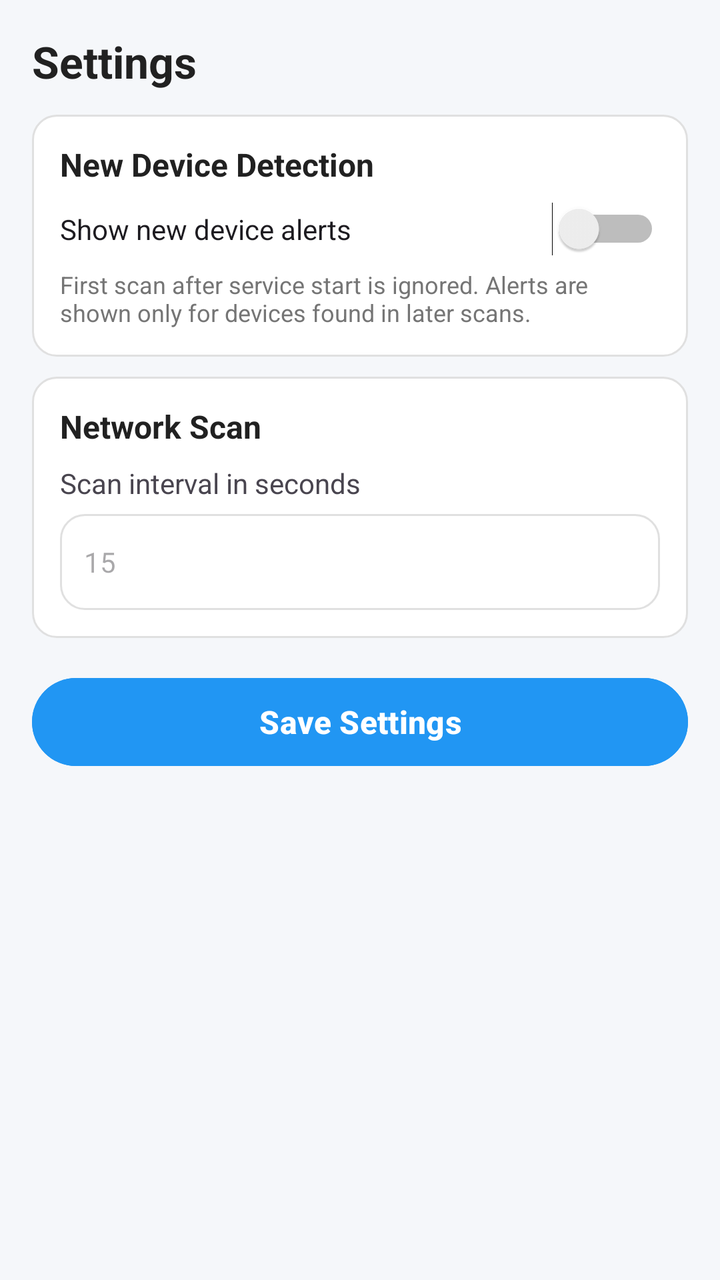
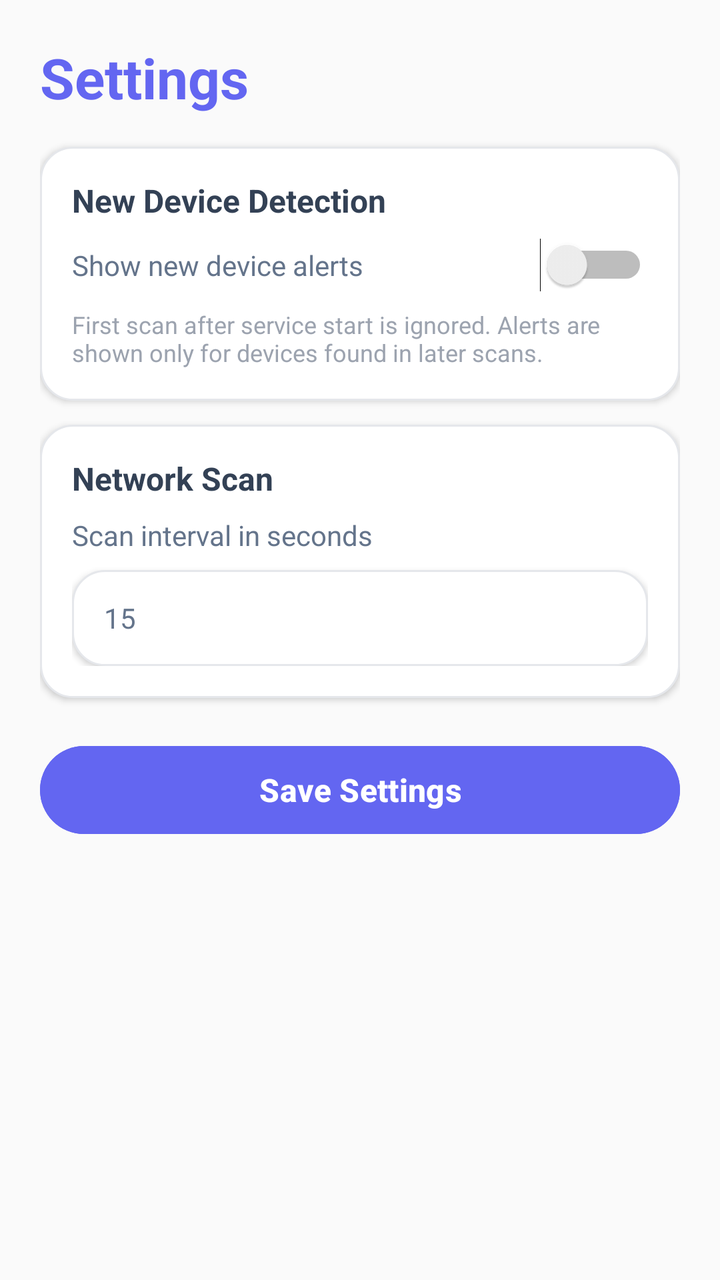

Before-and-after screenshots of an Android layout around one commit, followed by the original layout XML and the change that was made.
<!-- AndroidManifest.xml: application theme Theme.Netcut -->
<!-- res/layout/activity_settings.xml -->
<?xml version="1.0" encoding="utf-8"?>
<ScrollView xmlns:android="http://schemas.android.com/apk/res/android"
    android:layout_width="match_parent"
    android:layout_height="match_parent"
    android:background="#F5F7FA">

    <LinearLayout
        android:layout_width="match_parent"
        android:layout_height="wrap_content"
        android:orientation="vertical"
        android:padding="16dp">

        <TextView
            android:layout_width="match_parent"
            android:layout_height="wrap_content"
            android:text="Settings"
            android:textSize="22sp"
            android:textStyle="bold"
            android:textColor="#212121" />

        <LinearLayout
            android:layout_width="match_parent"
            android:layout_height="wrap_content"
            android:orientation="vertical"
            android:background="@drawable/bg_card"
            android:padding="14dp"
            android:layout_marginTop="12dp">

            <TextView
                android:layout_width="match_parent"
                android:layout_height="wrap_content"
                android:text="New Device Detection"
                android:textSize="16sp"
                android:textStyle="bold"
                android:textColor="#212121" />

            <Switch
                android:id="@+id/switch_unknown_alerts"
                android:layout_width="match_parent"
                android:layout_height="wrap_content"
                android:text="Show new device alerts"
                android:textSize="14sp"
                android:layout_marginTop="8dp" />

            <TextView
                android:layout_width="match_parent"
                android:layout_height="wrap_content"
                android:text="First scan after service start is ignored. Alerts are shown only for devices found in later scans."
                android:textSize="12sp"
                android:textColor="#757575"
                android:layout_marginTop="6dp" />
        </LinearLayout>

        <LinearLayout
            android:layout_width="match_parent"
            android:layout_height="wrap_content"
            android:orientation="vertical"
            android:background="@drawable/bg_card"
            android:padding="14dp"
            android:layout_marginTop="10dp">

            <TextView
                android:layout_width="match_parent"
                android:layout_height="wrap_content"
                android:text="Network Scan"
                android:textSize="16sp"
                android:textStyle="bold"
                android:textColor="#212121" />

            <TextView
                android:layout_width="match_parent"
                android:layout_height="wrap_content"
                android:text="Scan interval in seconds"
                android:textSize="14sp"
                android:layout_marginTop="8dp" />

            <EditText
                android:id="@+id/et_scan_interval"
                android:layout_width="match_parent"
                android:layout_height="48dp"
                android:inputType="number"
                android:hint="15"
                android:textSize="14sp"
                android:paddingStart="12dp"
                android:paddingEnd="12dp"
                android:background="@drawable/bg_card"
                android:layout_marginTop="6dp" />
        </LinearLayout>

        <Button
            android:id="@+id/btn_save_settings"
            android:layout_width="match_parent"
            android:layout_height="52dp"
            android:text="Save Settings"
            android:textAllCaps="false"
            android:textSize="16sp"
            android:textStyle="bold"
            android:textColor="#FFFFFF"
            android:backgroundTint="#2196F3"
            android:layout_marginTop="16dp" />

    </LinearLayout>

</ScrollView>
<!-- resources referenced by this layout -->
<resources>
  <!-- drawable bg_card (drawable) -->
  <?xml version="1.0" encoding="utf-8"?>
  <shape xmlns:android="http://schemas.android.com/apk/res/android"
      android:shape="rectangle">
  
      <solid android:color="#FFFFFF" />
  
      <corners android:radius="12dp" />
  
      <stroke
          android:width="1dp"
          android:color="#E0E0E0" />
  
  </shape>
  <style name="Theme.Netcut" parent="Base.Theme.Netcut" />
  <style name="Base.Theme.Netcut" parent="Theme.Material3.DayNight.NoActionBar">
          
          
      </style>
</resources>

<!-- the commit's change to res/layout/activity_settings.xml (unified diff, before → after) -->
@@ -2,29 +2,31 @@
 <ScrollView xmlns:android="http://schemas.android.com/apk/res/android"
     android:layout_width="match_parent"
     android:layout_height="match_parent"
-    android:background="#F5F7FA">
+    android:background="@color/background">
 
     <LinearLayout
         android:layout_width="match_parent"
         android:layout_height="wrap_content"
         android:orientation="vertical"
-        android:padding="16dp">
+        android:padding="20dp">
 
         <TextView
             android:layout_width="match_parent"
             android:layout_height="wrap_content"
             android:text="Settings"
-            android:textSize="22sp"
+            android:textSize="28sp"
             android:textStyle="bold"
-            android:textColor="#212121" />
+            android:textColor="@color/primary"
+            android:layout_marginBottom="16dp"/>
 
         <LinearLayout
             android:layout_width="match_parent"
             android:layout_height="wrap_content"
             android:orientation="vertical"
             android:background="@drawable/bg_card"
-            android:padding="14dp"
-            android:layout_marginTop="12dp">
+            android:padding="16dp"
+            android:layout_marginBottom="12dp"
+            android:elevation="2dp">
 
             <TextView
                 android:layout_width="match_parent"
@@ -32,7 +34,7 @@
                 android:text="New Device Detection"
                 android:textSize="16sp"
                 android:textStyle="bold"
-                android:textColor="#212121" />
+                android:textColor="@color/on_surface" />
 
             <Switch
                 android:id="@+id/switch_unknown_alerts"
@@ -40,15 +42,16 @@
                 android:layout_height="wrap_content"
                 android:text="Show new device alerts"
                 android:textSize="14sp"
-                android:layout_marginTop="8dp" />
+                android:layout_marginTop="8dp"
+                android:textColor="@color/on_surface_variant"/>
 
             <TextView
                 android:layout_width="match_parent"
                 android:layout_height="wrap_content"
                 android:text="First scan after service start is ignored. Alerts are shown only for devices found in later scans."
                 android:textSize="12sp"
-                android:textColor="#757575"
-                android:layout_marginTop="6dp" />
+                android:textColor="@color/gray_400"
+                android:layout_marginTop="8dp" />
         </LinearLayout>
 
         <LinearLayout
@@ -56,8 +59,9 @@
             android:layout_height="wrap_content"
             android:orientation="vertical"
             android:background="@drawable/bg_card"
-            android:padding="14dp"
-            android:layout_marginTop="10dp">
+            android:padding="16dp"
+            android:layout_marginBottom="12dp"
+            android:elevation="2dp">
 
             <TextView
                 android:layout_width="match_parent"
@@ -65,14 +69,15 @@
                 android:text="Network Scan"
                 android:textSize="16sp"
                 android:textStyle="bold"
-                android:textColor="#212121" />
+                android:textColor="@color/on_surface" />
 
             <TextView
                 android:layout_width="match_parent"
                 android:layout_height="wrap_content"
                 android:text="Scan interval in seconds"
                 android:textSize="14sp"
-                android:layout_marginTop="8dp" />
+                android:layout_marginTop="8dp"
+                android:textColor="@color/on_surface_variant"/>
 
             <EditText
                 android:id="@+id/et_scan_interval"
@@ -81,10 +86,13 @@
                 android:inputType="number"
                 android:hint="15"
                 android:textSize="14sp"
-                android:paddingStart="12dp"
-                android:paddingEnd="12dp"
+                android:textColor="@color/on_surface"
+                android:textColorHint="@color/on_surface_variant"
+                android:paddingStart="16dp"
+                android:paddingEnd="16dp"
                 android:background="@drawable/bg_card"
-                android:layout_marginTop="6dp" />
+                android:layout_marginTop="8dp"
+                android:elevation="2dp"/>
         </LinearLayout>
 
         <Button
@@ -95,9 +103,10 @@
             android:textAllCaps="false"
             android:textSize="16sp"
             android:textStyle="bold"
-            android:textColor="#FFFFFF"
-            android:backgroundTint="#2196F3"
-            android:layout_marginTop="16dp" />
+            android:textColor="@color/white"
+            android:backgroundTint="@color/primary"
+            android:layout_marginTop="8dp"
+            android:elevation="2dp"/>
 
     </LinearLayout>
 
<!-- resource entries referenced after the edit -->
@@ -1,23 +1,57 @@
 <!-- resources referenced by this layout -->
 <resources>
+  <color name="background">#FAFAFA</color>
+  <color name="gray_400">#9CA3AF</color>
+  <color name="on_surface">#334155</color>
+  <color name="on_surface_variant">#64748B</color>
+  <color name="primary">#6366F1</color>
+  <color name="white">#FFFFFFFF</color>
   <!-- drawable bg_card (drawable) -->
   <?xml version="1.0" encoding="utf-8"?>
   <shape xmlns:android="http://schemas.android.com/apk/res/android"
       android:shape="rectangle">
   
-      <solid android:color="#FFFFFF" />
+      <solid android:color="@color/surface" />
   
-      <corners android:radius="12dp" />
+      <corners android:radius="16dp" />
   
       <stroke
           android:width="1dp"
-          android:color="#E0E0E0" />
+          android:color="@color/gray_200" />
   
   </shape>
   <style name="Theme.Netcut" parent="Base.Theme.Netcut" />
+  <color name="surface">#FFFFFF</color>
+  <color name="gray_200">#E5E7EB</color>
   <style name="Base.Theme.Netcut" parent="Theme.Material3.DayNight.NoActionBar">
           
+          <item name="colorPrimary">@color/primary</item>
+          <item name="colorPrimaryVariant">@color/primary_dark</item>
+          <item name="colorOnPrimary">@color/on_primary</item>
           
+          
+          <item name="colorSecondary">@color/secondary</item>
+          <item name="colorSecondaryVariant">@color/secondary_dark</item>
+          <item name="colorOnSecondary">@color/on_secondary</item>
+          
+          
+          <item name="android:statusBarColor">@color/primary_dark</item>
+          
+          
+          <item name="android:colorBackground">@color/background</item>
+          <item name="colorSurface">@color/surface</item>
+          <item name="colorOnSurface">@color/on_surface</item>
+          <item name="colorOnSurfaceVariant">@color/on_surface_variant</item>
+          
+          
+          <item name="colorError">@color/error</item>
+          <item name="colorOnError">@color/white</item>
       </style>
+  <color name="primary_dark">#4F46E5</color>
+  <color name="on_primary">#FFFFFF</color>
+  <color name="secondary">#EC4899</color>
+  <color name="secondary_dark">#DB2777</color>
+  <color name="on_secondary">#FFFFFF</color>
+  <color name="error">#EF4444</color>
 </resources>
 
